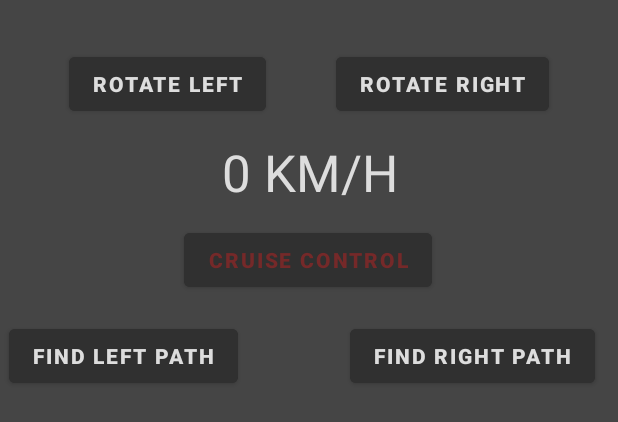
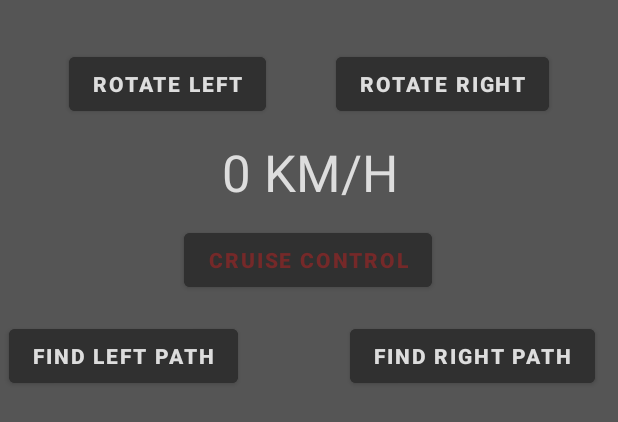
Before and after one commit to ETS-Android5/group-13, an Android app: the layout activity_main.xml on its own in the app's theme, with its tools: preview values and no code run, on a phone screen of 412 x 824 dp. Shown: the top 422 px of the screen. Run offline under Robolectric (Android 15) with nearby library versions, the phone set to English and light mode, and no system bars.

Commit message:
Remove distracting elements
#74
- Removed Title bar
- Changed background colour to light grey
- Capped FPS  and UPS to only show units
- Changed FPS and UPS colour to grey

```diff
--- a/CarControl/app/src/main/res/layout/activity_main.xml
+++ b/CarControl/app/src/main/res/layout/activity_main.xml
@@ -4,7 +4,7 @@
     xmlns:tools="http://schemas.android.com/tools"
     android:layout_width="match_parent"
     android:layout_height="match_parent"
-    android:background="#454545"
+    android:background="#555555"
     tools:context=".MainActivity">
 
     <Button
--- a/CarControl/app/src/main/res/values/colors.xml
+++ b/CarControl/app/src/main/res/values/colors.xml
@@ -8,4 +8,6 @@
     <color name="black">#FF000000</color>
     <color name="white">#FFFFFFFF</color>
     <color name="green">#13ae4b</color>
+    <color name="grey">#111111</color>
+    <color name="lightBlack">#2A2B2B</color>
 </resources>
--- a/CarControl/app/src/main/res/values/themes.xml
+++ b/CarControl/app/src/main/res/values/themes.xml
@@ -1,6 +1,6 @@
 <resources xmlns:tools="http://schemas.android.com/tools">
     <!-- Base application theme. -->
-    <style name="Theme.CarControls" parent="Theme.MaterialComponents.DayNight.DarkActionBar">
+    <style name="Theme.CarControls" parent="Theme.MaterialComponents.DayNight.NoActionBar">
         <!-- Primary brand color. -->
         <item name="colorPrimary">@color/purple_500</item>
         <item name="colorPrimaryVariant">@color/purple_700</item>
@@ -13,4 +13,5 @@
         <item name="android:statusBarColor" tools:targetApi="l">?attr/colorPrimaryVariant</item>
         <!-- Customize your theme here. -->
     </style>
+
 </resources>
```
Also changed, not shown: CarControl/app/src/main/java/com/code/carcontrol/Game.java (+8 -6 lines).
